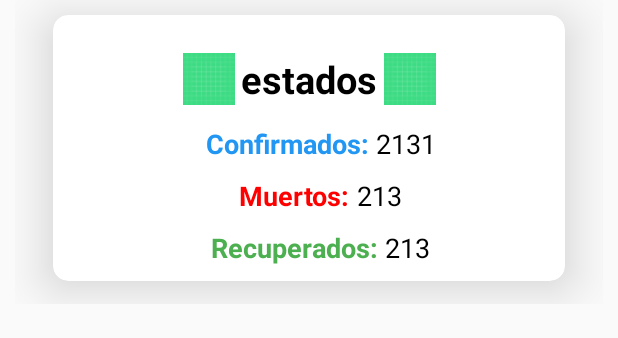
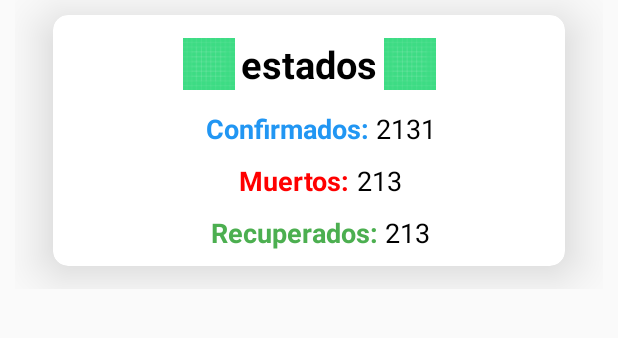
Before and after one commit to DevOpsMickey/RastreadorCOVID19, an Android app: the layout pais_item.xml on its own in the app's theme, with its tools: preview values and no code run, on a phone screen of 412 x 824 dp. Shown: the top 338 px of the screen. Run offline under Robolectric (Android 15) with nearby library versions, the phone set to English and light mode, and no system bars; network calls fail.

Commit message:
Final app

```diff
--- a/app/src/main/java/com/example/rastreadorcovid/MainActivity.kt
+++ b/app/src/main/java/com/example/rastreadorcovid/MainActivity.kt
@@ -10,11 +10,11 @@ import com.android.volley.toolbox.JsonArrayRequest
 import com.android.volley.toolbox.Volley
 import kotlinx.android.synthetic.main.activity_main.*
 import org.json.JSONException
-import java.text.DecimalFormat
 
 class MainActivity : AppCompatActivity() {
     var adaptadorPaises:PaisAdapter?=null
     var listaPaises:ArrayList<Pais>?=null
+
     override fun onCreate(savedInstanceState: Bundle?) {
         super.onCreate(savedInstanceState)
         setContentView(R.layout.activity_main)
--- a/app/src/main/res/layout/pais_item.xml
+++ b/app/src/main/res/layout/pais_item.xml
@@ -27,7 +27,7 @@
                 android:id="@+id/linearLayout2"
                 android:layout_width="wrap_content"
                 android:layout_height="wrap_content"
-                android:layout_marginTop="25dp"
+                android:layout_marginTop="15dp"
                 android:orientation="vertical"
                 app:layout_constraintEnd_toEndOf="parent"
                 app:layout_constraintStart_toStartOf="parent"
```
